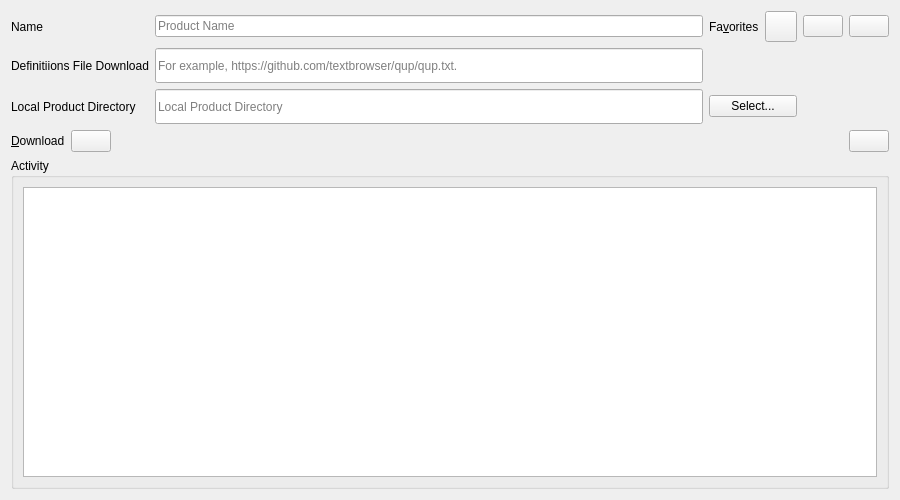
textbrowser/qup, file ui/qup_page.ui: the form before one commit.
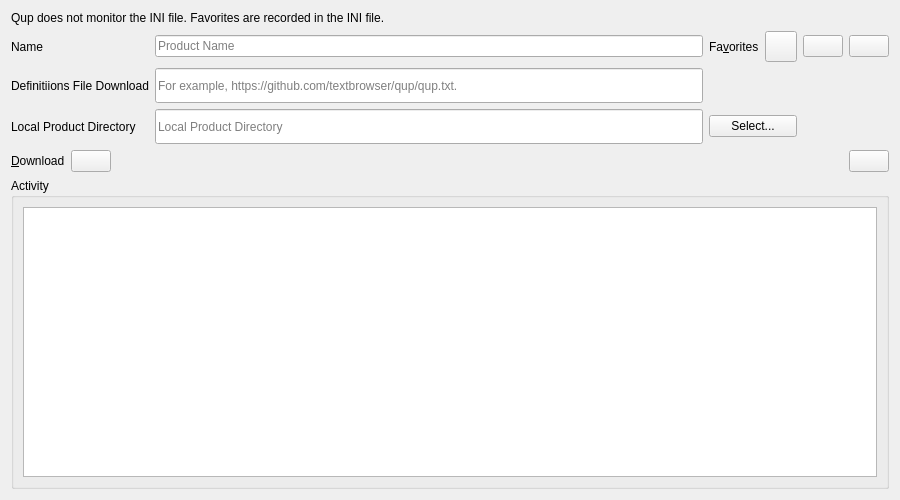
The form after the commit. Icons and pictures are not drawn.

```diff
--- a/ui/qup_page.ui
+++ b/ui/qup_page.ui
@@ -14,6 +14,16 @@
    <string>Form</string>
   </property>
   <layout class="QVBoxLayout" name="verticalLayout">
+   <item>
+    <widget class="QLabel" name="label_5">
+     <property name="text">
+      <string>Qup does not monitor the INI file. Favorites are recorded in the INI file.</string>
+     </property>
+     <property name="wordWrap">
+      <bool>true</bool>
+     </property>
+    </widget>
+   </item>
    <item>
     <layout class="QGridLayout" name="gridLayout">
      <item row="1" column="1">
```
